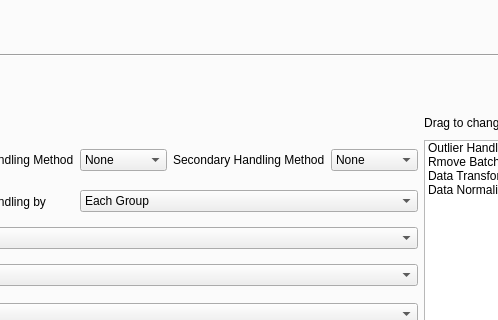
The window that utils/MetaX_GUI/MainWindow.ui (byemaxx/MetaX) describes before a commit, drawn with Qt 5; both pictures show x 398 to 896 and y 173 to 493 of the 1107 by 684 pixel window.
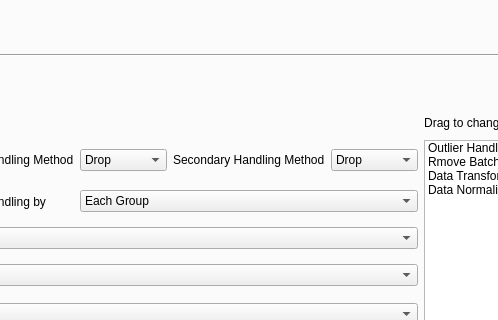
The same window after the commit. The open tabs and pages were chosen to show the change.

Commit message:
modified:   utils/GUI.py     changed the help info of Outlier detection and handling 	modified:   utils/taxaFuncAnalyzer.py     add 'zero-dominant' to Outlier detection.:  if half or more half samples are 0, set to nan     add 'original' to _handle_missing_value, and change "None" to "Drop
	modified:   utils/version.py
    Update to 1.67.0

The edit to the form file:
```diff
--- a/utils/MetaX_GUI/MainWindow.ui
+++ b/utils/MetaX_GUI/MainWindow.ui
@@ -415,7 +415,12 @@
                 </property>
                 <item>
                  <property name="text">
-                  <string>None</string>
+                  <string>Drop</string>
+                 </property>
+                </item>
+                <item>
+                 <property name="text">
+                  <string>Original</string>
                  </property>
                 </item>
                 <item>
@@ -520,7 +525,12 @@
                 </property>
                 <item>
                  <property name="text">
-                  <string>None</string>
+                  <string>Drop</string>
+                 </property>
+                </item>
+                <item>
+                 <property name="text">
+                  <string>Original</string>
                  </property>
                 </item>
                 <item>
```
Left out of the diff: 13 changed lines with no effect on the pictures. The commit also changes 4 other files.
